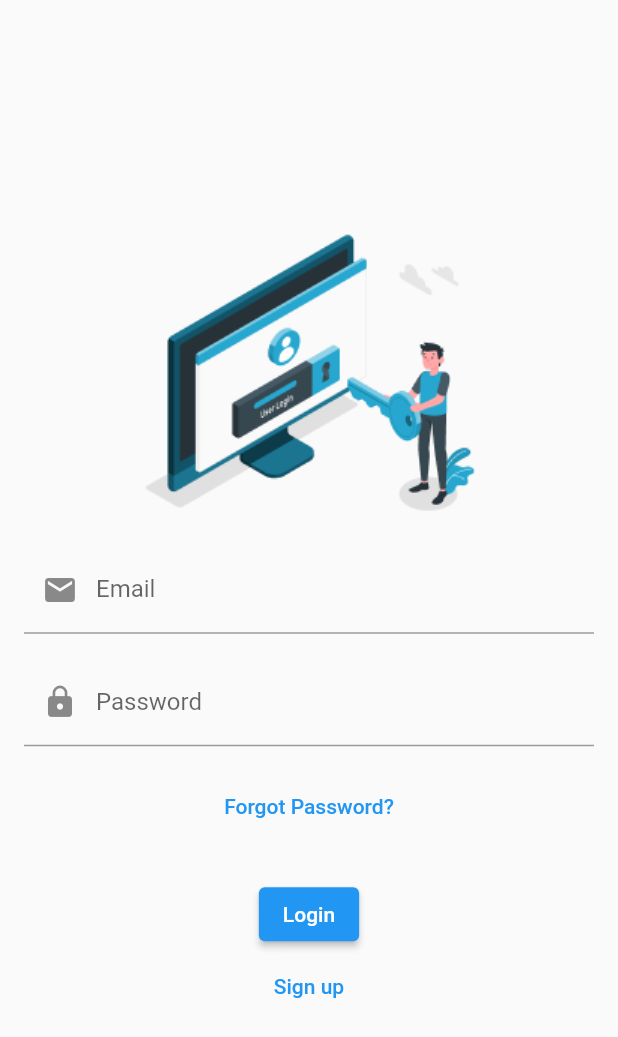
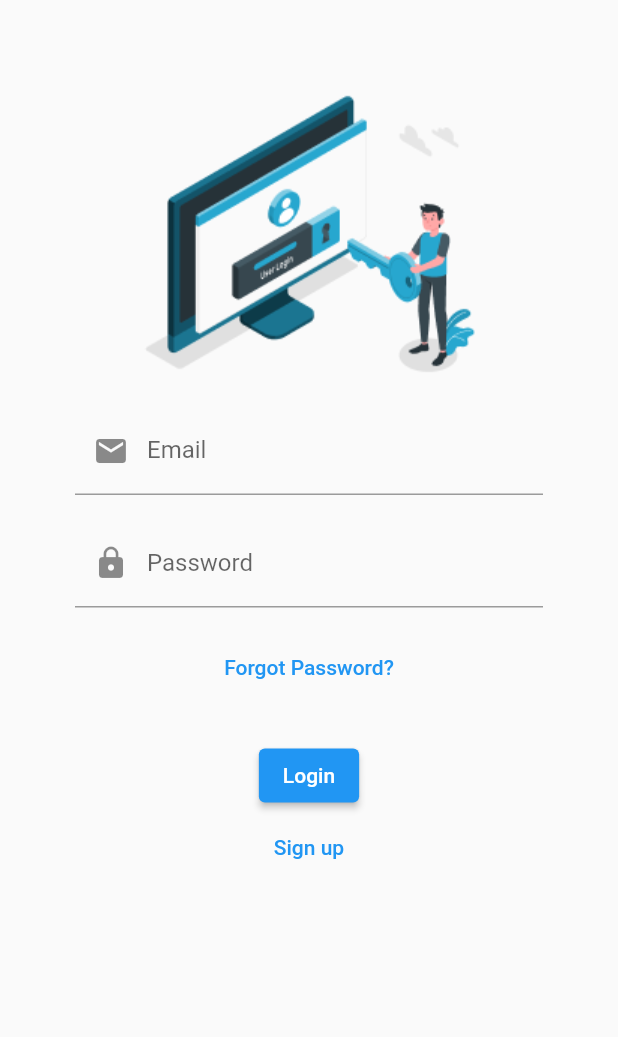
Before and after one commit to the-mir/Sign_in_page, a Flutter app: the screen it shows after launch, on a phone screen of 412 x 824 dp. Shown: the top 1037 px of the screen. Run offline on Flutter 3.47's test engine with Material 2 defaults, Android fonts, the phone set to English and light mode, and no system bars.

Commit message:
commit Second

```diff
--- a/lib/main.dart
+++ b/lib/main.dart
@@ -21,9 +21,10 @@ class LoginPage extends StatelessWidget {
   @override
   Widget build(BuildContext context) {
     return Scaffold(
-      body: Center(
+      body: SingleChildScrollView(
+        child: Center(
           child: Padding(
-          padding: EdgeInsets.all(16.0),
+            padding: EdgeInsets.all(50.0),
             child: Column(
               mainAxisAlignment: MainAxisAlignment.center,
               children: [
@@ -67,6 +68,7 @@ class LoginPage extends StatelessWidget {
             ),
           ),
         ),
+      ),
     );
   }
 }
```
Lines whose indentation alone changed are shown as unchanged.
